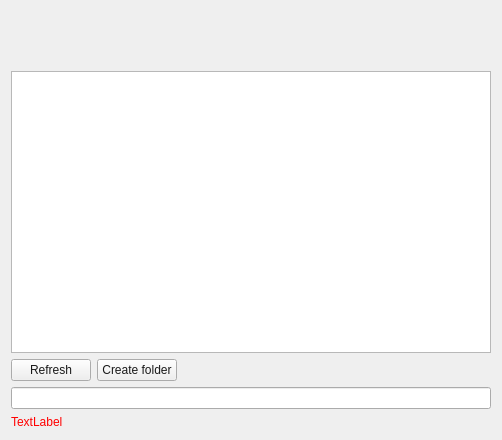
Qt form src/gui/folderwizardtargetpage.ui (nextmcloud/desktop) before a commit.
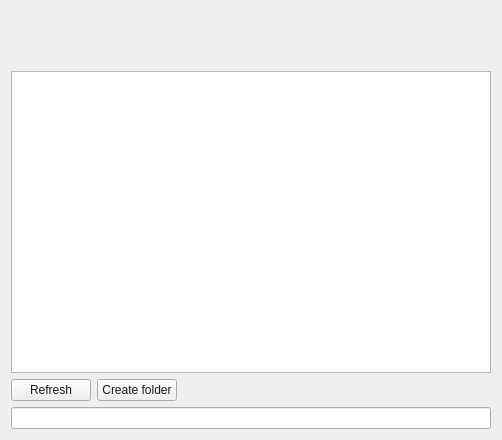
The same form after that commit.

Diff of the .ui file:
```diff
--- a/src/gui/folderwizardtargetpage.ui
+++ b/src/gui/folderwizardtargetpage.ui
@@ -126,35 +126,6 @@
      </property>
     </widget>
    </item>
-   <item>
-    <widget class="QLabel" name="warnLabel">
-     <property name="autoFillBackground">
-      <bool>false</bool>
-     </property>
-     <property name="styleSheet">
-      <string notr="true">font: 14px &quot;Segoe UI&quot;;
-color: red</string>
-     </property>
-     <property name="frameShape">
-      <enum>QFrame::NoFrame</enum>
-     </property>
-     <property name="frameShadow">
-      <enum>QFrame::Plain</enum>
-     </property>
-     <property name="text">
-      <string notr="true">TextLabel</string>
-     </property>
-     <property name="textFormat">
-      <enum>Qt::RichText</enum>
-     </property>
-     <property name="wordWrap">
-      <bool>true</bool>
-     </property>
-     <property name="margin">
-      <number>3</number>
-     </property>
-    </widget>
-   </item>
   </layout>
  </widget>
  <resources/>
```
